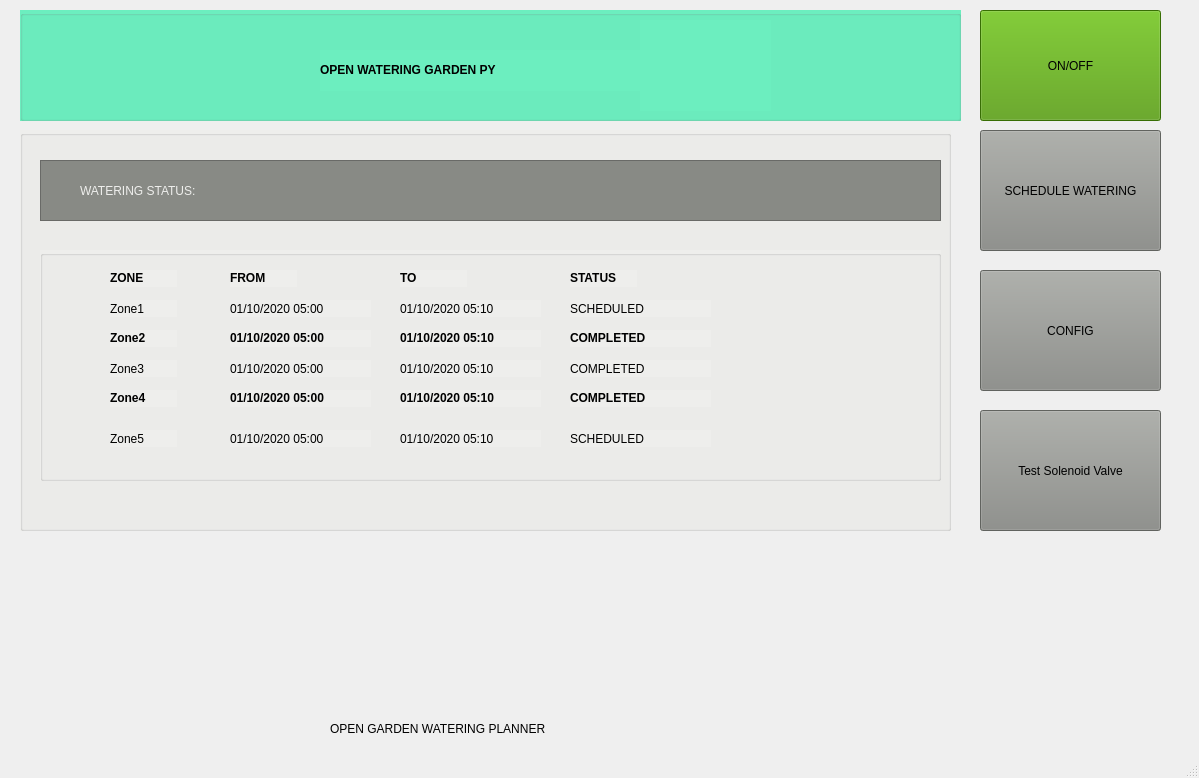
Old version of the form opengarden/mainwindow.ui in the repository williamtoll/open-garden-py.
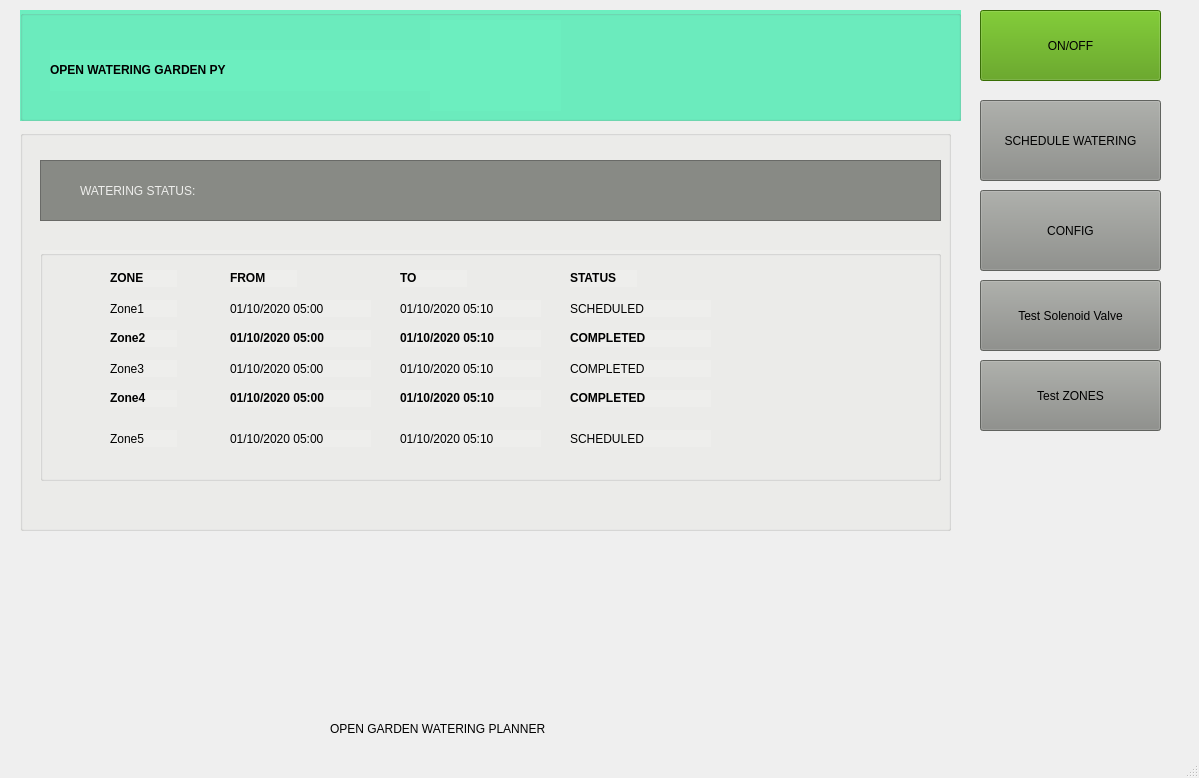
New version of the form. Icons and pictures are not drawn.

What changed in the file:
```diff
--- a/opengarden/mainwindow.ui
+++ b/opengarden/mainwindow.ui
@@ -32,7 +32,7 @@
     <widget class="QLabel" name="label">
      <property name="geometry">
       <rect>
-       <x>300</x>
+       <x>30</x>
        <y>40</y>
        <width>381</width>
        <height>41</height>
@@ -48,7 +48,7 @@
     <widget class="QLabel" name="label_29">
      <property name="geometry">
       <rect>
-       <x>620</x>
+       <x>410</x>
        <y>10</y>
        <width>131</width>
        <height>91</height>
@@ -444,9 +444,9 @@
     <property name="geometry">
      <rect>
       <x>980</x>
-      <y>130</y>
+      <y>100</y>
       <width>181</width>
-      <height>121</height>
+      <height>81</height>
      </rect>
     </property>
     <property name="styleSheet">
@@ -460,9 +460,9 @@
     <property name="geometry">
      <rect>
       <x>980</x>
-      <y>270</y>
+      <y>190</y>
       <width>181</width>
-      <height>121</height>
+      <height>81</height>
      </rect>
     </property>
     <property name="styleSheet">
@@ -478,7 +478,7 @@
       <x>980</x>
       <y>10</y>
       <width>181</width>
-      <height>111</height>
+      <height>71</height>
      </rect>
     </property>
     <property name="styleSheet">
@@ -521,9 +521,9 @@
     <property name="geometry">
      <rect>
       <x>980</x>
-      <y>410</y>
+      <y>280</y>
       <width>181</width>
-      <height>121</height>
+      <height>71</height>
      </rect>
     </property>
     <property name="styleSheet">
@@ -533,6 +533,22 @@
      <string>Test Solenoid Valve</string>
     </property>
    </widget>
+   <widget class="QPushButton" name="btnTestZones">
+    <property name="geometry">
+     <rect>
+      <x>980</x>
+      <y>360</y>
+      <width>181</width>
+      <height>71</height>
+     </rect>
+    </property>
+    <property name="styleSheet">
+     <string notr="true">background-color: rgb(136, 138, 133);</string>
+    </property>
+    <property name="text">
+     <string>Test ZONES</string>
+    </property>
+   </widget>
   </widget>
   <widget class="QMenuBar" name="menubar">
    <property name="geometry">
```
Left out of the diff: 14 changed lines with no effect on the pictures.
